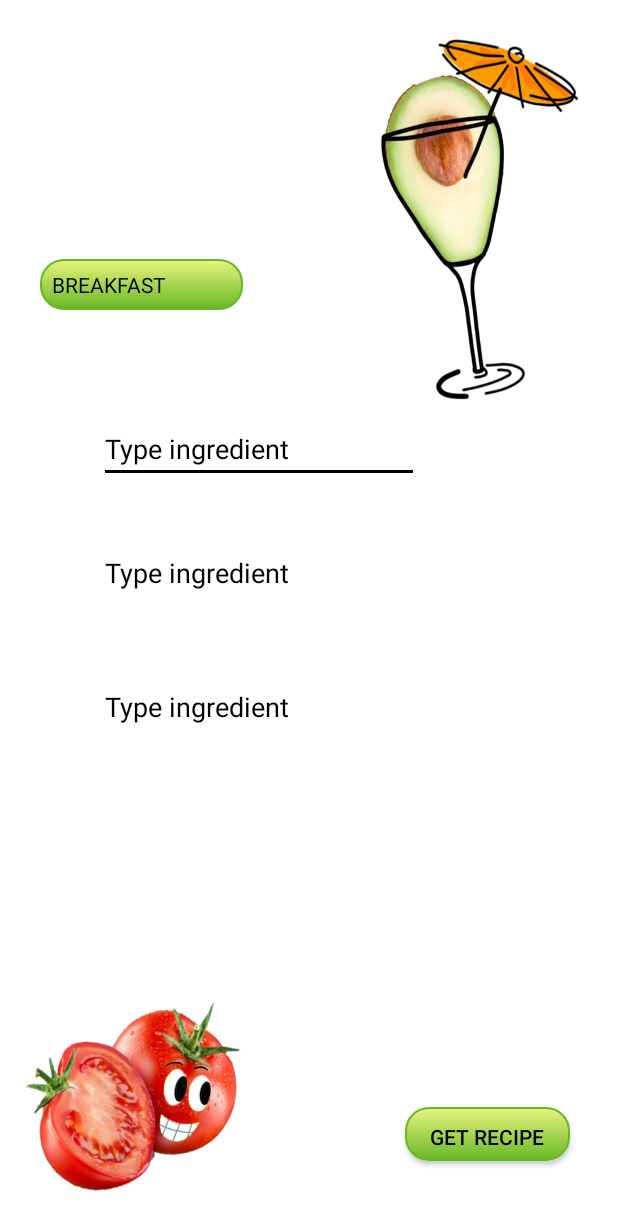
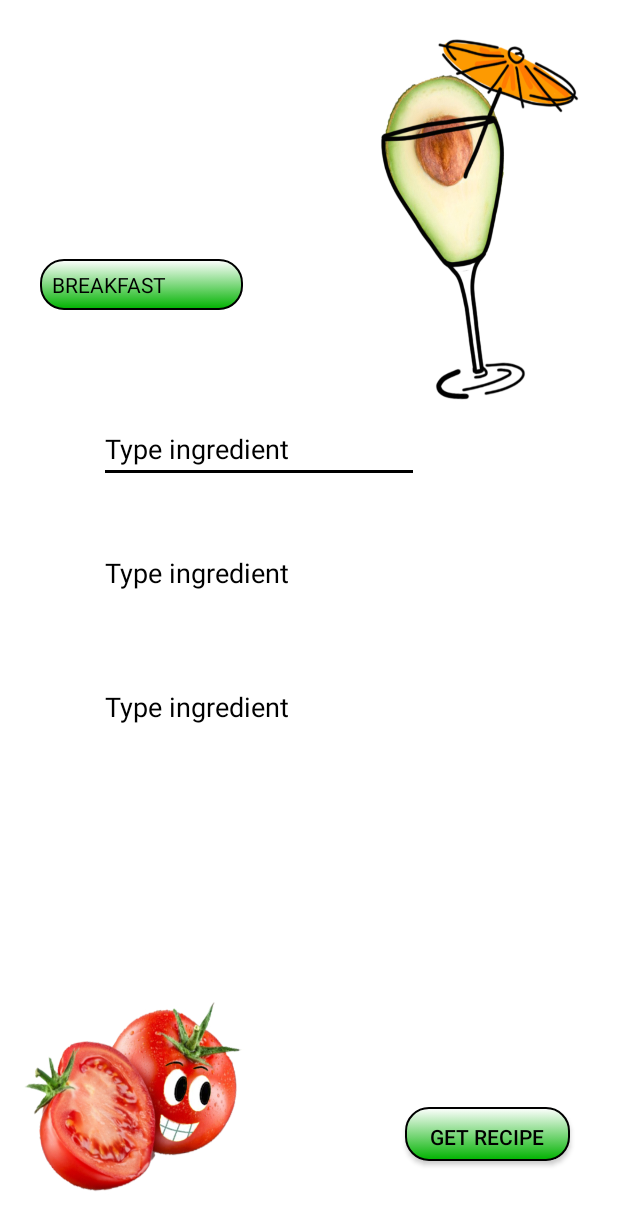
Before and after one commit to AneliaBlagoeva/AndroidReciepeRecommender, an Android app: the screen it shows after launch (MainActivity), on a phone screen of 412 x 824 dp. Shown: the top 1230 px of the screen. Run offline under Robolectric (Android 15) with nearby library versions, the phone set to English and light mode, and no system bars.

Commit message:
Fixed search engine.

```diff
--- a/app/src/main/java/com/example/reciepereccomender/DatabaseHelper.java
+++ b/app/src/main/java/com/example/reciepereccomender/DatabaseHelper.java
@@ -95,12 +95,12 @@ public class DatabaseHelper extends SQLiteOpenHelper {
         }
 
 
-        String queryAll = "SELECT idMeal FROM Meal WHERE idCategory="+ categoryID + " AND ingredients " +
+        String queryAll = "SELECT idMeal,ingredients,steps, calories, preptime,name, mealImage FROM Meal WHERE idCategory="+ categoryID + " AND ingredients " +
                 "LIKE \"%" + c.ingredientOne + "%\" AND ingredients " +
                 "LIKE \"%"+ c.ingredientTwo + "%\" AND ingredients " +
                 "LIKE \"%" + c.ingredientTheree + "%\"";
         Cursor cursor = db.rawQuery(queryAll, null);
-        if(cursor.getCount()>0){
+        if(cursor.getCount()<1){
             String query = "SELECT idMeal,ingredients,steps, calories, preptime,name, mealImage FROM Meal WHERE idCategory="+ categoryID + " AND ingredients " +
                     "LIKE \"%" + c.ingredientOne + "%\" OR ingredients " +
                     "LIKE \"%"+ c.ingredientTwo + "%\" OR ingredients " +
--- a/app/src/main/java/com/example/reciepereccomender/ResultActivity.kt
+++ b/app/src/main/java/com/example/reciepereccomender/ResultActivity.kt
@@ -18,7 +18,7 @@ class ResultActivity : AppCompatActivity() {
         setContentView(R.layout.result_view)
 
         val extras = intent.extras
-        if (extras != null) {
+        if (intent.hasExtra("result")) {
             val value = extras.getString("result")
             val imageUrl = extras.getString("image")
             val imageView = findViewById<View>(R.id.imageView) as ImageView
--- a/app/src/main/res/drawable/button_custom.xml
+++ b/app/src/main/res/drawable/button_custom.xml
@@ -3,10 +3,10 @@
         <item android:state_pressed="true">
             <shape>
                 <solid
-                        android:color="@color/colorPrimaryDark"/>
+                        android:color="@color/colorGradientLight"/>
                 <stroke
                         android:width="2dp"
-                        android:color="@color/colorPrimaryDark"/>
+                        android:color="@color/colorAccent"/>
                 <corners
                         android:radius="6dp"/>
                 <padding
@@ -21,12 +21,12 @@
         <shape>
         <gradient
                 android:angle="270"
-                android:endColor="@color/colorGradientDark"
-                android:startColor="@color/colorGradientLight"
+                android:endColor="@color/colorGradientLight"
+                android:startColor="@color/colorPrimary"
                 android:type="linear"/>
         <stroke
                 android:width="1dp"
-                android:color="@color/colorGradientDark"/>
+                android:color="@color/colorAccent"/>
         <corners
                 android:radius="15dp"/>
         <padding
--- a/app/src/main/res/drawable/spinner_gradient.xml
+++ b/app/src/main/res/drawable/spinner_gradient.xml
@@ -2,9 +2,10 @@
 <selector xmlns:android="http://schemas.android.com/apk/res/android">
     <item><layer-list>
         <item><shape>
-            <gradient android:angle="270" android:endColor="@color/colorGradientDark" android:startColor="@color/colorGradientLight" android:type="linear" />
 
-            <stroke android:width="1dp" android:color="@color/colorGradientDark" />
+            <gradient android:angle="270" android:endColor="@color/colorGradientLight" android:startColor="@color/colorPrimary" android:type="linear" />
+
+            <stroke android:width="1dp" android:color="@color/colorAccent" />
 
             <corners android:radius="15dp" />
 
--- a/app/src/main/res/values/colors.xml
+++ b/app/src/main/res/values/colors.xml
@@ -1,8 +1,7 @@
 <?xml version="1.0" encoding="utf-8"?>
 <resources>
     <color name="colorPrimary">#ffffff</color>
-    <color name="colorPrimaryDark">#67B826</color>
     <color name="colorAccent">#000000</color>
-    <color name="colorGradientDark">#67B826</color>
-    <color name="colorGradientLight">#e7f47d</color>
+    <color name="colorGradientDark">#323232</color>
+    <color name="colorGradientLight">#00b200</color>
 </resources>
--- a/app/src/main/res/values/styles.xml
+++ b/app/src/main/res/values/styles.xml
@@ -4,7 +4,6 @@
     <style name="AppTheme" parent="Theme.AppCompat.NoActionBar">
         <!-- Customize your theme here. -->
         <item name="colorPrimary">@color/colorPrimary</item>
-        <item name="colorPrimaryDark">@color/colorPrimaryDark</item>
         <item name="colorAccent">@color/colorAccent</item>
     </style>
     <style name="App_EditTextStyle" parent="@android:style/Widget.EditText">
```
Also changed, not shown: app/src/main/java/com/example/reciepereccomender/MainActivity.kt (+5 -5 lines), app/src/main/res/layout/result_view.xml (+9 -4 lines).
